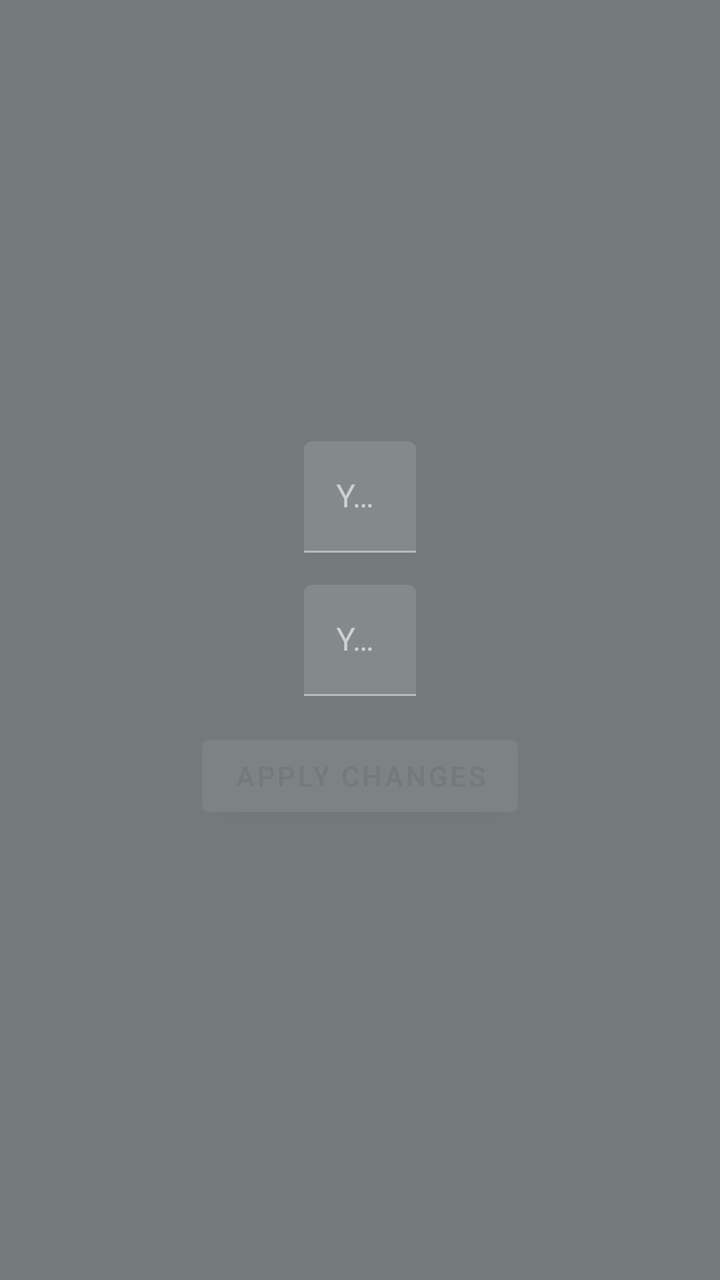
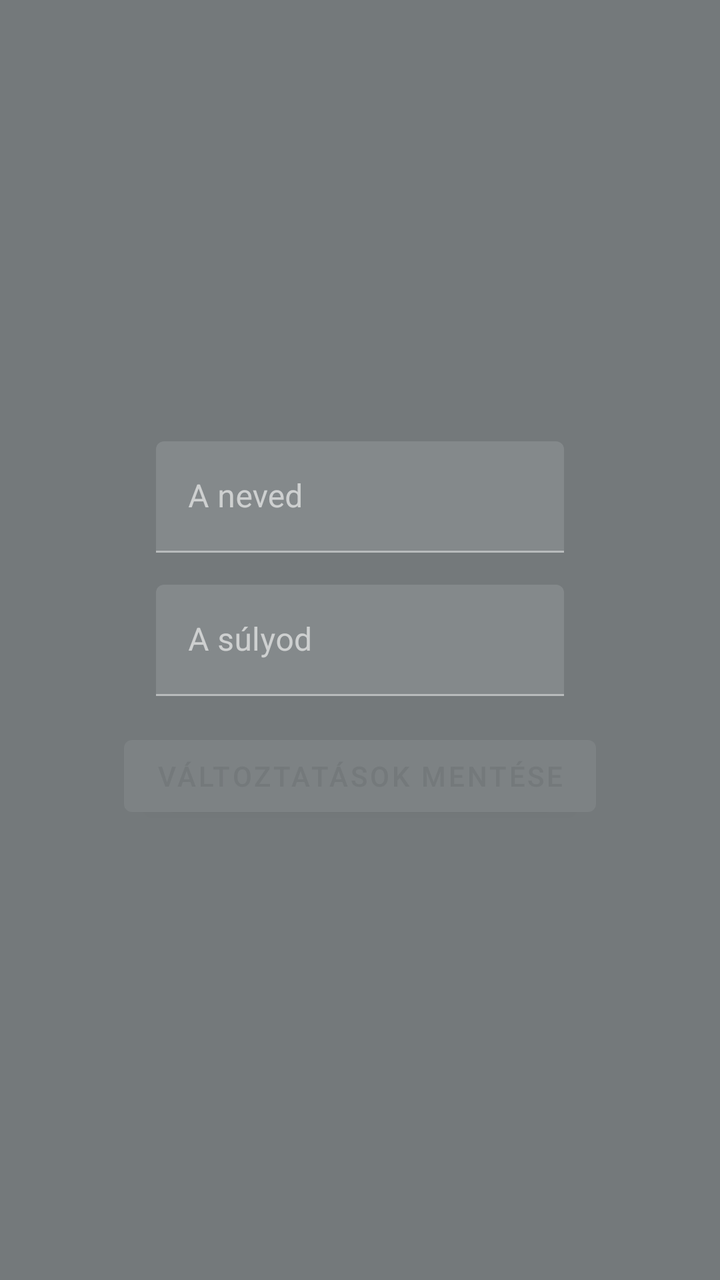

Two renders of the same Android screen: before a commit and after it. Below are the layout's source before the change and the commit's diff.
<!-- AndroidManifest.xml: application theme AppTheme -->
<!-- res/layout/fragment_settings.xml -->
<?xml version="1.0" encoding="utf-8"?>
<androidx.constraintlayout.widget.ConstraintLayout xmlns:android="http://schemas.android.com/apk/res/android"
    xmlns:app="http://schemas.android.com/apk/res-auto"
    xmlns:tools="http://schemas.android.com/tools"
    android:layout_width="match_parent"
    android:layout_height="match_parent"
    android:padding="16dp">

    <com.google.android.material.textfield.TextInputLayout
        android:id="@+id/tilName"
        android:layout_width="wrap_content"
        android:layout_height="wrap_content"
        android:layout_marginBottom="16dp"
        app:layout_constraintBottom_toTopOf="@+id/tilWeight"
        app:layout_constraintEnd_toEndOf="parent"
        app:layout_constraintStart_toStartOf="parent">

        <com.google.android.material.textfield.TextInputEditText
            android:id="@+id/etName"
            android:layout_width="match_parent"
            android:layout_height="wrap_content"
            android:ems="10"
            android:hint="Your Name"
            android:inputType="textPersonName" />

    </com.google.android.material.textfield.TextInputLayout>

    <com.google.android.material.textfield.TextInputLayout
        android:id="@+id/tilWeight"
        android:layout_width="wrap_content"
        android:layout_height="wrap_content"
        app:layout_constraintBottom_toTopOf="@+id/guideline3"
        app:layout_constraintEnd_toEndOf="parent"
        app:layout_constraintHorizontal_bias="0.5"
        app:layout_constraintStart_toStartOf="parent"
        app:layout_constraintTop_toTopOf="@+id/guideline3">

        <com.google.android.material.textfield.TextInputEditText
            android:id="@+id/etWeight"
            android:layout_width="match_parent"
            android:layout_height="wrap_content"
            android:ems="10"
            android:hint="Your Weight"
            android:inputType="numberDecimal" />

    </com.google.android.material.textfield.TextInputLayout>

    <Button
        android:id="@+id/btnApplyChanges"
        android:layout_width="wrap_content"
        android:layout_height="wrap_content"
        android:layout_marginTop="16dp"
        android:text="Apply Changes"
        app:layout_constraintEnd_toEndOf="parent"
        app:layout_constraintStart_toStartOf="parent"
        app:layout_constraintTop_toBottomOf="@+id/tilWeight" />

    <androidx.constraintlayout.widget.Guideline
        android:id="@+id/guideline3"
        android:layout_width="wrap_content"
        android:layout_height="wrap_content"
        android:orientation="horizontal"
        app:layout_constraintGuide_percent="0.5" />

</androidx.constraintlayout.widget.ConstraintLayout>
<!-- resources referenced by this layout -->
<resources>
  <style name="AppTheme" parent="Theme.MaterialComponents.NoActionBar">
          
          <item name="colorPrimary">@color/gray</item>
          <item name="colorSecondary">@color/gray</item>
          <item name="android:colorBackground">@color/gray</item>
          <item name="colorError">@color/black</item>
  
          
          <item name="colorPrimaryVariant">@android:color/white</item>
          <item name="colorSecondaryVariant">@color/gray</item>
          
          <item name="colorSurface">@color/gray</item>
          <item name="colorOnPrimary">@color/gray</item>
          <item name="colorOnSecondary">@color/black</item>
          <item name="colorOnBackground">@color/gray</item>
          <item name="colorOnError">@android:color/black</item>
          <item name="colorOnSurface">@android:color/white</item>
          <item name="scrimBackground">@color/mtrl_scrim_color</item>
          <item name="textAppearanceHeadline1">@style/TextAppearance.MaterialComponents.Headline1</item>
          <item name="textAppearanceHeadline2">@style/TextAppearance.MaterialComponents.Headline2</item>
          <item name="textAppearanceHeadline3">@style/TextAppearance.MaterialComponents.Headline3</item>
          <item name="textAppearanceHeadline4">@style/TextAppearance.MaterialComponents.Headline4</item>
          <item name="textAppearanceHeadline5">@style/TextAppearance.MaterialComponents.Headline5</item>
          <item name="textAppearanceHeadline6">@style/TextAppearance.MaterialComponents.Headline6</item>
          <item name="textAppearanceSubtitle1">@style/TextAppearance.MaterialComponents.Subtitle1</item>
          <item name="textAppearanceSubtitle2">@style/TextAppearance.MaterialComponents.Subtitle2</item>
          <item name="textAppearanceBody1">@style/TextAppearance.MaterialComponents.Body1</item>
          <item name="textAppearanceBody2">@style/TextAppearance.MaterialComponents.Body2</item>
          <item name="textAppearanceCaption">@style/TextAppearance.MaterialComponents.Caption</item>
          <item name="textAppearanceButton">@style/TextAppearance.MaterialComponents.Button</item>
          <item name="textAppearanceOverline">@style/TextAppearance.MaterialComponents.Overline</item>
  
          <item name="alertDialogTheme">@style/AlertDialogTheme</item>
      </style>
  <color name="gray">#74797B</color>
  <color name="black">#FF000000</color>
  <style name="AlertDialogTheme" parent="ThemeOverlay.MaterialComponents.Dialog.Alert">
          <item name="buttonBarPositiveButtonStyle">@style/PositiveButtonStyle</item>
          <item name="buttonBarNegativeButtonStyle">@style/NegativeButtonStyle</item>
      </style>
  <style name="PositiveButtonStyle" parent="Widget.MaterialComponents.Button.TextButton.Dialog">
          <item name="android:textColor">@color/colorAccent</item>
      </style>
  <style name="NegativeButtonStyle" parent="Widget.MaterialComponents.Button.TextButton.Dialog">
          <item name="android:textColor">@color/colorAccent</item>
      </style>
</resources>

<!-- the commit's change to res/layout/fragment_settings.xml (unified diff, before → after) -->
@@ -17,10 +17,10 @@
 
         <com.google.android.material.textfield.TextInputEditText
             android:id="@+id/etName"
-            android:layout_width="match_parent"
+            android:layout_width="204dp"
             android:layout_height="wrap_content"
             android:ems="10"
-            android:hint="Your Name"
+            android:hint="A neved"
             android:inputType="textPersonName" />
 
     </com.google.android.material.textfield.TextInputLayout>
@@ -37,10 +37,10 @@
 
         <com.google.android.material.textfield.TextInputEditText
             android:id="@+id/etWeight"
-            android:layout_width="match_parent"
+            android:layout_width="204dp"
             android:layout_height="wrap_content"
             android:ems="10"
-            android:hint="Your Weight"
+            android:hint="A súlyod"
             android:inputType="numberDecimal" />
 
     </com.google.android.material.textfield.TextInputLayout>
@@ -50,7 +50,7 @@
         android:layout_width="wrap_content"
         android:layout_height="wrap_content"
         android:layout_marginTop="16dp"
-        android:text="Apply Changes"
+        android:text="Változtatások mentése"
         app:layout_constraintEnd_toEndOf="parent"
         app:layout_constraintStart_toStartOf="parent"
         app:layout_constraintTop_toBottomOf="@+id/tilWeight" />
